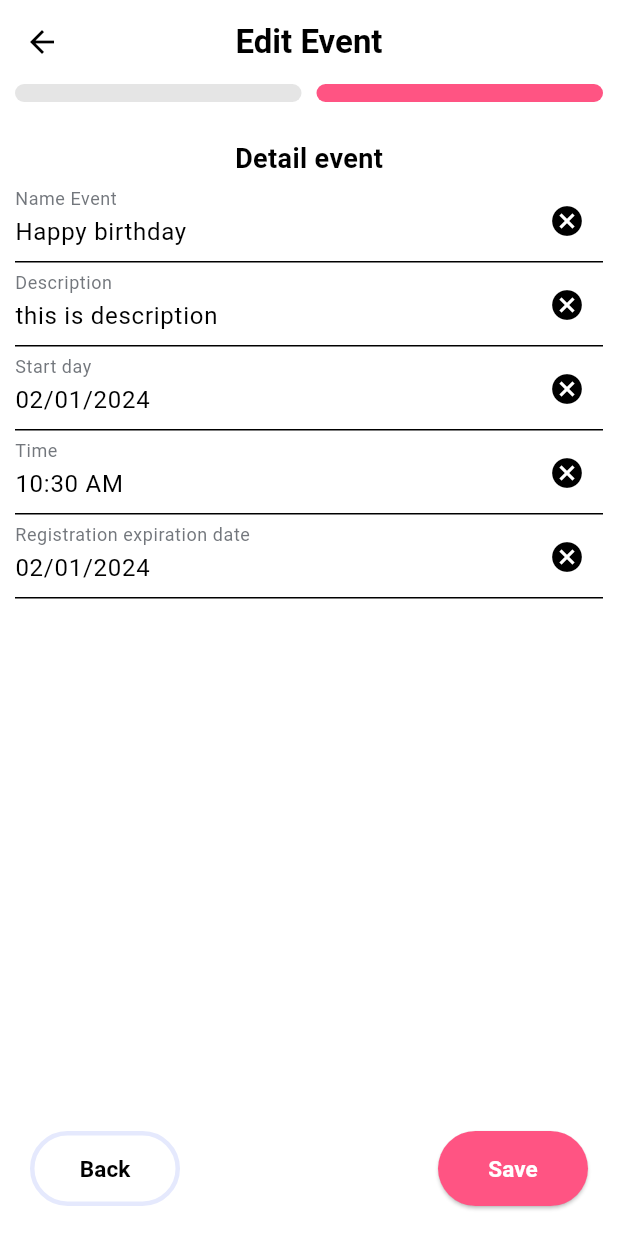
After one commit to luke-nguyen-goldenowl/join_me, a Flutter app: the EditEventPage screen opened directly, after a tap on "Next", on a phone screen of 412 x 824 dp. The commit adds this screen. Run offline on Flutter 3.47's test engine with Material 3 defaults, Android fonts, the phone set to English and light mode, and no system bars; our stand-ins replace bot_toast, cached_network_image, cloud_firestore, connectivity_plus, device_info_plus, dio and 29 more; missing offline and left inert: flutter_facebook_auth, version; accounts and stored records are empty; generated files the repository leaves out were written again; project files that could hold a hidden picture were left out.

Commit message:
edit event screen

```diff
--- a/lib/src/features/add_event/logic/add_event_bloc.dart
+++ b/lib/src/features/add_event/logic/add_event_bloc.dart
@@ -4,12 +4,17 @@ import 'package:flutter_map/flutter_map.dart';
 import 'package:image_picker/image_picker.dart';
 
 import 'package:myapp/src/features/add_event/logic/add_event_state.dart';
+import 'package:myapp/src/network/model/event/event.dart';
 
 class AddEventBloc extends Cubit<AddEventState> {
   AddEventBloc() : super(AddEventState.ds());
 
   PageController controller = PageController(initialPage: 0);
   MapController mapController = MapController();
+
+  void initState(MEvent event) {
+    emit(state.copyWith());
+  }
 
   void setCurrentPage(int index) {
     emit(state.copyWith(currentPage: index));
--- /dev/null
+++ b/lib/src/features/manage_event/edit_event/logic/edit_event_bloc.dart
@@ -0,0 +1,59 @@
+import 'package:flutter/material.dart';
+import 'package:flutter_bloc/flutter_bloc.dart';
+import 'package:flutter_map/flutter_map.dart';
+import 'package:myapp/src/features/manage_event/edit_event/logic/edit_event_state.dart';
+import 'package:myapp/src/network/model/event/event.dart';
+
+class EditEventBloc extends Cubit<EditEventState> {
+  EditEventBloc() : super(EditEventState.ds());
+
+  PageController controller = PageController(initialPage: 0);
+  MapController mapController = MapController();
+
+  void initState(MEvent event) {
+    emit(state.copyWith(
+      event: event,
+      selectedLocation: event.location,
+      nameEvent: event.name,
+      description: event.description,
+      deadlineDate: event.deadline,
+      startDate: event.startDate,
+      time: TimeOfDay.fromDateTime(event.startDate!),
+    ));
+  }
+
+  void setCurrentPage(int index) {
+    emit(state.copyWith(currentPage: index));
+  }
+
+  void handleTap(point) {
+    emit(state.copyWith(selectedLocation: point));
+  }
+
+  void setNameEvent(value) {
+    emit(state.copyWith(nameEvent: value));
+  }
+
+  void setDescriptionEvent(value) {
+    emit(state.copyWith(description: value));
+  }
+
+  void setStartDateEvent(value) {
+    emit(state.copyWith(startDate: value));
+  }
+
+  void setDeadlineEvent(value) {
+    emit(state.copyWith(deadlineDate: value));
+  }
+
+  void setTimeEvent(value) {
+    emit(state.copyWith(time: value));
+  }
+
+  @override
+  Future<void> close() {
+    mapController.dispose();
+    controller.dispose();
+    return super.close();
+  }
+}
--- /dev/null
+++ b/lib/src/features/manage_event/edit_event/logic/edit_event_state.dart
@@ -0,0 +1,89 @@
+// ignore_for_file: public_member_api_docs, sort_constructors_first
+import 'package:flutter/material.dart';
+import 'package:latlong2/latlong.dart';
+
+import 'package:myapp/src/network/model/event/event.dart';
+import 'package:myapp/src/network/model/user/user.dart';
+
+class EditEventState {
+  MEvent event;
+  LatLng? selectedLocation;
+  int currentPage;
+  DateTime? startDate;
+  DateTime? deadlineDate;
+  TimeOfDay? time;
+  String nameEvent;
+  String description;
+
+  EditEventState({
+    required this.event,
+    this.selectedLocation,
+    required this.currentPage,
+    this.startDate,
+    this.deadlineDate,
+    this.time,
+    required this.nameEvent,
+    required this.description,
+  });
+
+  factory EditEventState.ds() {
+    return EditEventState(
+      currentPage: 0,
+      event: MEvent.ds(id: '1', host: MUser.empty()),
+      selectedLocation: null,
+      time: null,
+      deadlineDate: null,
+      startDate: null,
+      description: "",
+      nameEvent: "",
+    );
+  }
+
+  EditEventState copyWith({
+    MEvent? event,
+    LatLng? selectedLocation,
+    int? currentPage,
+    DateTime? startDate,
+    DateTime? deadlineDate,
+    TimeOfDay? time,
+    String? nameEvent,
+    String? description,
+  }) {
+    return EditEventState(
+      event: event ?? this.event,
+      selectedLocation: selectedLocation ?? this.selectedLocation,
+      currentPage: currentPage ?? this.currentPage,
+      startDate: startDate ?? this.startDate,
+      deadlineDate: deadlineDate ?? this.deadlineDate,
+      time: time ?? this.time,
+      nameEvent: nameEvent ?? this.nameEvent,
+      description: description ?? this.description,
+    );
+  }
+
+  @override
+  bool operator ==(covariant EditEventState other) {
+    if (identical(this, other)) return true;
+
+    return other.event == event &&
+        other.selectedLocation == selectedLocation &&
+        other.currentPage == currentPage &&
+        other.startDate == startDate &&
+        other.deadlineDate == deadlineDate &&
+        other.time == time &&
+        other.nameEvent == nameEvent &&
+        other.description == description;
+  }
+
+  @override
+  int get hashCode {
+    return event.hashCode ^
+        selectedLocation.hashCode ^
+        currentPage.hashCode ^
+        startDate.hashCode ^
+        deadlineDate.hashCode ^
+        time.hashCode ^
+        nameEvent.hashCode ^
+        description.hashCode;
+  }
+}
--- a/lib/src/features/manage_event/edit_event/view/edit_event_view.dart
+++ b/lib/src/features/manage_event/edit_event/view/edit_event_view.dart
@@ -1,18 +1,142 @@
 import 'package:flutter/material.dart';
+import 'package:flutter_bloc/flutter_bloc.dart';
+import 'package:myapp/src/features/manage_event/edit_event/logic/edit_event_bloc.dart';
+import 'package:myapp/src/features/manage_event/edit_event/logic/edit_event_state.dart';
+import 'package:myapp/src/features/manage_event/edit_event/widget/address_page_edit_event.dart';
+import 'package:myapp/src/features/manage_event/edit_event/widget/detail_page_edit_event.dart';
+import 'package:myapp/src/network/data/event/event_repository_mock.dart';
+import 'package:myapp/src/router/coordinator.dart';
+import 'package:myapp/src/theme/colors.dart';
+import 'package:myapp/widgets/appbar/app_bar_custom.dart';
 
 class EditEvent extends StatelessWidget {
   const EditEvent({super.key, required this.id});
   final String id;
   @override
   Widget build(BuildContext context) {
-    return Scaffold(
-      appBar: AppBar(
-        title: const Text("edit Event view"),
+    return BlocProvider(
+      create: (_) => EditEventBloc()..initState(events[0]),
+      child: const EditEventPage(),
+    );
+  }
+}
+
+class EditEventPage extends StatelessWidget {
+  const EditEventPage({
+    super.key,
+  });
+
+  @override
+  Widget build(BuildContext context) {
+    Size size = MediaQuery.of(context).size;
+    return BlocBuilder<EditEventBloc, EditEventState>(
+      buildWhen: (previous, current) => previous != current,
+      builder: ((context, state) {
+        return Scaffold(
+          backgroundColor: AppColors.white,
+          appBar: const AppBarCustom(
+            title: "Edit Event",
+          ),
+          body: Column(
+            crossAxisAlignment: CrossAxisAlignment.stretch,
+            children: [
+              Row(
+                mainAxisAlignment: MainAxisAlignment.center,
+                children: List.generate(
+                  2,
+                  (index) => _buildIndicator(state.currentPage == index, size),
+                ),
+              ),
+              const SizedBox(height: 15),
+              Expanded(
+                child: PageView(
+                  onPageChanged: (value) {
+                    context.read<EditEventBloc>().setCurrentPage(value);
+                  },
+                  physics: const NeverScrollableScrollPhysics(),
+                  controller: context.read<EditEventBloc>().controller,
+                  children: const [
+                    AddressPageEditEvent(),
+                    DetailPageEditEvent(),
+                  ],
+                ),
+              ),
+              _buildBottomEvent(context,
+                  context.read<EditEventBloc>().controller, state.currentPage)
+            ],
+          ),
+        );
+      }),
+    );
+  }
+
+  Widget _buildBottomEvent(
+      BuildContext context, PageController controller, int currentPage) {
+    return Container(
+      padding: const EdgeInsets.all(20),
+      color: AppColors.white,
+      child: Row(
+        mainAxisAlignment: MainAxisAlignment.spaceBetween,
+        children: [
+          OutlinedButton(
+            onPressed: () {
+              controller.previousPage(
+                  duration: const Duration(milliseconds: 250),
+                  curve: Curves.easeInOut);
+            },
+            style: OutlinedButton.styleFrom(
+              side: const BorderSide(
+                color: AppColors.iceBlue,
+                width: 3,
+              ),
+              minimumSize: const Size(100, 50),
+              foregroundColor: AppColors.black,
+            ),
+            child: const Text(
+              "Back",
+              style: TextStyle(
+                fontSize: 15,
+                fontWeight: FontWeight.bold,
+              ),
+            ),
+          ),
+          ElevatedButton(
+            onPressed: () {
+              if (currentPage != 1) {
+                controller.nextPage(
+                  duration: const Duration(milliseconds: 250),
+                  curve: Curves.easeInOut,
+                );
+              } else {
+                AppCoordinator.pop();
+              }
+            },
+            style: ElevatedButton.styleFrom(
+              backgroundColor: AppColors.rosyPink,
+              minimumSize: const Size(100, 50),
+              foregroundColor: AppColors.white,
+            ),
+            child: Text(
+              currentPage != 1 ? "Next" : "Save",
+              style: const TextStyle(
+                fontSize: 15,
+                fontWeight: FontWeight.bold,
+              ),
+            ),
+          )
+        ],
       ),
-      body: const Center(
-        child: Column(
-          children: [],
-        ),
+    );
+  }
+
+  Widget _buildIndicator(bool isActive, Size size) {
+    return Container(
+      height: 12,
+      margin: const EdgeInsets.symmetric(horizontal: 5),
+      width: size.width / 2 - 15,
+      decoration: BoxDecoration(
+        borderRadius: BorderRadius.circular(12),
+        color: isActive ? AppColors.rosyPink : AppColors.grey5,
       ),
     );
   }
--- /dev/null
+++ b/lib/src/features/manage_event/edit_event/widget/address_page_edit_event.dart
@@ -0,0 +1,70 @@
+import 'package:flutter/material.dart';
+import 'package:flutter_bloc/flutter_bloc.dart';
+import 'package:flutter_map/flutter_map.dart';
+
+import 'package:myapp/src/features/manage_event/edit_event/logic/edit_event_bloc.dart';
+import 'package:myapp/src/features/manage_event/edit_event/logic/edit_event_state.dart';
+import 'package:myapp/src/theme/colors.dart';
+
+class AddressPageEditEvent extends StatelessWidget {
+  const AddressPageEditEvent({super.key});
+
+  @override
+  Widget build(BuildContext context) {
+    return BlocBuilder<EditEventBloc, EditEventState>(
+        builder: (context, state) {
+      return Container(
+        color: AppColors.white,
+        child: Column(
+          children: [
+            const Text(
+              "Select location",
+              style: TextStyle(
+                fontSize: 18,
+                fontWeight: FontWeight.bold,
+              ),
+            ),
+            const SizedBox(height: 10),
+            if (state.selectedLocation != null)
+              Expanded(
+                child: FlutterMap(
+                  mapController: context.read<EditEventBloc>().mapController,
+                  options: MapOptions(
+                    center: state.selectedLocation!,
+                    zoom: 13.0,
+                    onTap: ((tapPosition, point) {
+                      context.read<EditEventBloc>().handleTap(point);
+                    }),
+                  ),
+                  children: [
+                    TileLayer(
+                      urlTemplate:
+                          'https://tile.openstreetmap.org/{z}/{x}/{y}.png',
+                      userAgentPackageName: 'com.example.app',
+                    ),
+                    MarkerLayer(
+                      markers: [
+                        Marker(
+                          rotate: true,
+                          width: 50.0,
+                          height: 50.0,
+                          point: state.selectedLocation!,
+                          builder: (BuildContext context) {
+                            return const Icon(
+                              Icons.location_pin,
+                              color: Colors.red,
+                              size: 50,
+                            );
+                          },
+                        ),
+                      ],
+                    ),
+                  ],
+                ),
+              ),
+          ],
+        ),
+      );
+    });
+  }
+}
--- /dev/null
+++ b/lib/src/features/manage_event/edit_event/widget/detail_page_edit_event.dart
@@ -0,0 +1,133 @@
+import 'package:flutter/material.dart';
+import 'package:flutter_bloc/flutter_bloc.dart';
+import 'package:intl/intl.dart';
+
+import 'package:myapp/src/features/manage_event/edit_event/logic/edit_event_bloc.dart';
+import 'package:myapp/src/features/manage_event/edit_event/logic/edit_event_state.dart';
+
+import 'package:myapp/widgets/forms/input.dart';
+
+class DetailPageEditEvent extends StatelessWidget {
+  const DetailPageEditEvent({super.key});
+
+  @override
+  Widget build(BuildContext context) {
+    final EditEventBloc editEventBloc = BlocProvider.of<EditEventBloc>(context);
+    return BlocBuilder<EditEventBloc, EditEventState>(
+        builder: (context, state) {
+      return SingleChildScrollView(
+        child: Container(
+          padding: const EdgeInsets.all(10),
+          child: Column(
+            children: [
+              const Text(
+                "Detail event",
+                style: TextStyle(
+                  fontSize: 18,
+                  fontWeight: FontWeight.bold,
+                ),
+              ),
+              Column(
+                children: [
+                  XInput(
+                    key: const Key('addEvent_nameEventInput_textField'),
+                    value: state.nameEvent,
+                    onChanged: (value) {
+                      editEventBloc.setNameEvent(value);
+                    },
+                    decoration: const InputDecoration(
+                      labelText: "Name Event",
+                    ),
+                  ),
+                  XInput(
+                    key: const Key('addEvent_descriptionEventInput_textField'),
+                    minLines: 1,
+                    maxLines: 10,
+                    value: state.description,
+                    onChanged: (value) {
+                      editEventBloc.setDescriptionEvent(value);
+                    },
+                    decoration: const InputDecoration(
+                      labelText: "Description",
+                    ),
+                  ),
+                  XInput(
+                    key: const Key('addEvent_startDateEventInput_textField'),
+                    readOnly: true,
+                    value: state.startDate != null
+                        ? DateFormat("dd/MM/yyyy").format(state.startDate!)
+                        : "",
+                    decoration: const InputDecoration(
+                      labelText: "Start day",
+                    ),
+                    onChanged: (value) {
+                      if (value == "") editEventBloc.setStartDateEvent(null);
+                    },
+                    onTap: () async {
+                      DateTime? selectedDate = await showDatePicker(
+                        context: context,
+                        initialDate: DateTime.now(),
+                        firstDate: DateTime.now(),
+                        lastDate: DateTime(2101),
+                      );
+                      if (selectedDate != null &&
+                          selectedDate != DateTime.now()) {
+                        editEventBloc.setStartDateEvent(selectedDate);
+                      }
+                    },
+                  ),
+                  XInput(
+                    key: const Key('addEvent_timeEventInput_textField'),
+                    readOnly: true,
+                    value:
+                        state.time != null ? state.time!.format(context) : "",
+                    decoration: const InputDecoration(
+                      labelText: "Time",
+                    ),
+                    onChanged: (value) {
+                      if (value == "") editEventBloc.setTimeEvent(null);
+                    },
+                    onTap: () async {
+                      TimeOfDay? selectedTime = await showTimePicker(
+                        context: context,
+                        initialTime: TimeOfDay.now(),
+                      );
+                      if (selectedTime != null) {
+                        editEventBloc.setTimeEvent(selectedTime);
+                      }
+                    },
+                  ),
+                  XInput(
+                    key: const Key('addEvent_deadlineEventInput_textField'),
+                    readOnly: true,
+                    value: state.deadlineDate != null
+                        ? DateFormat("dd/MM/yyyy").format(state.deadlineDate!)
+                        : "",
+                    decoration: const InputDecoration(
+                      labelText: "Registration expiration date",
+                    ),
+                    onChanged: (value) {
+                      if (value == "") editEventBloc.setDeadlineEvent(null);
+                    },
+                    onTap: () async {
+                      DateTime? selectedDate = await showDatePicker(
+                        context: context,
+                        initialDate: DateTime.now(),
+                        firstDate: DateTime.now(),
+                        lastDate: DateTime(2101),
+                      );
+                      if (selectedDate != null &&
+                          selectedDate != DateTime.now()) {
+                        editEventBloc.setDeadlineEvent(selectedDate);
+                      }
+                    },
+                  ),
+                ],
+              ),
+            ],
+          ),
+        ),
+      );
+    });
+  }
+}
--- a/lib/src/features/manage_event/widget/manage_event_item.dart
+++ b/lib/src/features/manage_event/widget/manage_event_item.dart
@@ -30,7 +30,6 @@ class ManageEventItem extends StatelessWidget {
             ),
           ],
         ),
-        child: Expanded(
         child: Row(
           children: [
             ClipRRect(
@@ -71,7 +70,6 @@ class ManageEventItem extends StatelessWidget {
           ],
         ),
       ),
-      ),
     );
   }
 }
--- a/lib/src/network/data/event/event_repository_mock.dart
+++ b/lib/src/network/data/event/event_repository_mock.dart
@@ -12,7 +12,7 @@ List<MEvent> events = [
     startDate: DateTime.now(),
     deadline: DateTime.now(),
     province: 'Ho Chi Minh',
-    location: LatLng(88.00015, 85.1316546),
+    location: LatLng(10.8231, 106.6297),
     host: const MUser(
         id: '1', name: 'Keith', avatar: "assets/images/images/avatar.png"),
     follower: 122,
```
Also changed, not shown: lib/src/features/manage_event/logic/manage_event_bloc.dart (+2 -12 lines), lib/src/features/manage_event/view/manage_event_view.dart (+11 -9 lines). Lines whose indentation alone changed are shown as unchanged.
